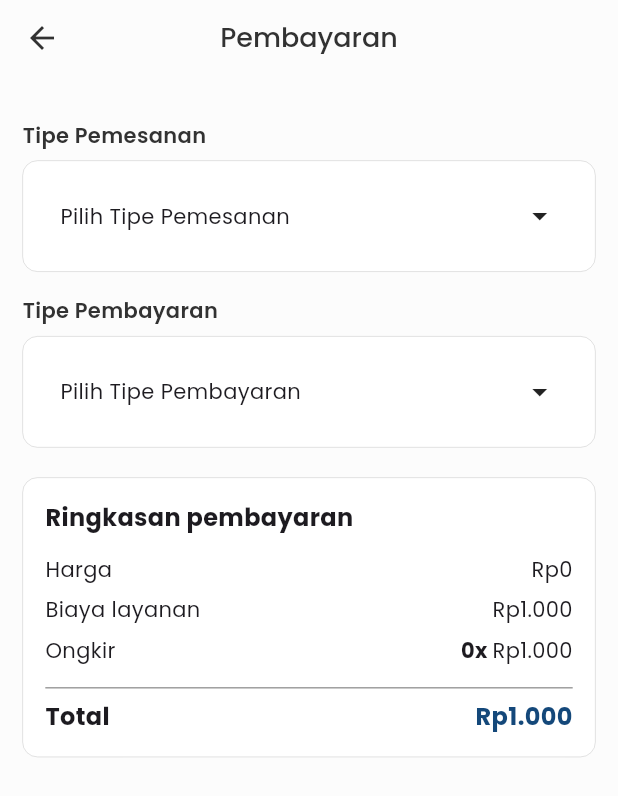
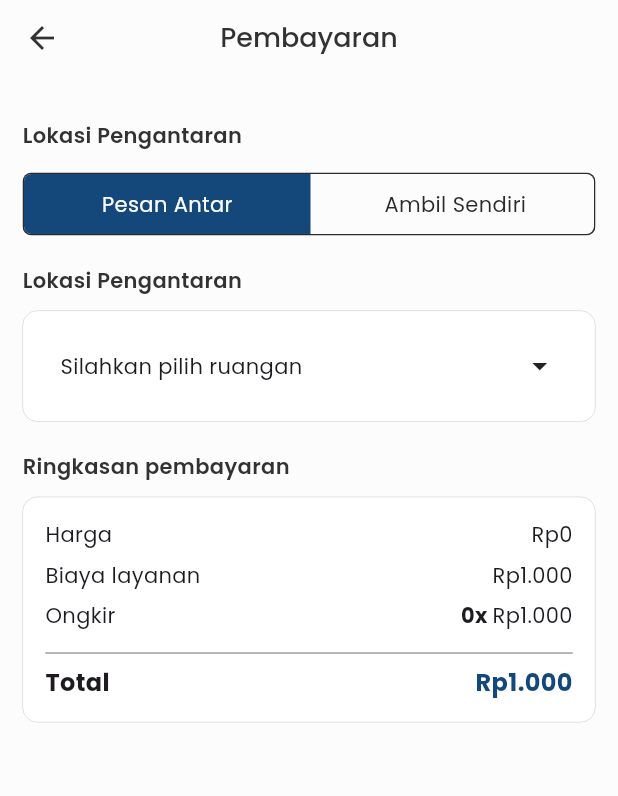
Before and after one commit to Project-Aplikasi-Antrean-Kantin/app-antrean-kantin, a Flutter app: the CartPage screen opened directly, on a phone screen of 412 x 824 dp. Shown: the top 796 px of the screen. Run offline on Flutter 3.47's test engine with Material 3 defaults, Android fonts, the phone set to English and light mode, and no system bars; drawn by our look-alikes of toggle_switch; our stand-ins replace carousel_slider, firebase_core, firebase_messaging, flutter_svg, fluttertoast, get and 4 more; missing offline and left inert: midtrans_sdk; accounts and stored records are empty; network calls fail.

Commit message:
style: adjust cart styling to match new UI improvements

```diff
--- a/lib/presentation/views/pembeli/cart_page.dart
+++ b/lib/presentation/views/pembeli/cart_page.dart
@@ -1,3 +1,5 @@
+import 'dart:developer';
+
 import 'package:flutter/material.dart';
 import 'package:provider/provider.dart';
 import 'package:testgetdata/core/theme/colors_theme.dart';
@@ -10,16 +12,14 @@ import 'package:testgetdata/data/provider/auth_provider.dart';
 import 'package:testgetdata/data/provider/cart_provider.dart';
 import 'package:testgetdata/core/http/fetch_data_ruangan.dart';
 import 'package:testgetdata/data/provider/kasir_provider.dart';
-import 'package:testgetdata/presentation/views/common/format_currency.dart';
 import 'package:testgetdata/presentation/widgets/list_cart.dart';
 import 'package:testgetdata/presentation/widgets/custom_alert.dart';
 import 'package:testgetdata/presentation/widgets/sukses_order.dart';
-import 'package:testgetdata/presentation/widgets/pilih_tipe_pemesanan.dart';
 import 'package:testgetdata/presentation/widgets/pilih_tipe_pembayaran.dart';
 import 'package:testgetdata/presentation/widgets/pilihan_lokasi_ruangan.dart';
 import 'package:testgetdata/presentation/widgets/bottom_navigation_button.dart';
 import 'package:testgetdata/presentation/widgets/ringkasan_pembayaran_cart.dart';
-import 'package:testgetdata/presentation/widgets/ringkasan_pembayaran_kasir.dart';
+import 'package:toggle_switch/toggle_switch.dart';
 
 class CartPage extends StatefulWidget {
   const CartPage({Key? key}) : super(key: key);
@@ -36,15 +36,9 @@ class _CartPageState extends State<CartPage> {
 
   // Transaction state
   int? _selectedRoom;
-  int? _selectedDeliveryOption;
+  // int? _selectedDeliveryOption;
   String? _selectedPaymentMethod;
   bool transactionCompleted = false;
-
-  // Tipe pemesanan dan pembayaran
-  final List<String> _selectedOrderType = [
-    'Ambil Sendiri',
-    'Pesan Antar',
-  ];
 
   final List<String> _paymentType = [
     'Ambil Sendiri',
@@ -75,12 +69,11 @@ class _CartPageState extends State<CartPage> {
     KasirProvider kasirProvider,
     CartProvider cartProvider,
     UserModel user,
-    int? selectDelivery,
     int? selectRoom,
   ) {
     // If the user hasn't selected any options, show a dialog
     if (!kasirProvider.cart.isNotEmpty &&
-        !cartProvider.isCartValid(selectDelivery, selectRoom)) {
+        !cartProvider.isCartValid(selectRoom)) {
       _incompleteDataDialog();
     } else {
       // Set the isLoading state to true
@@ -152,9 +145,8 @@ class _CartPageState extends State<CartPage> {
     final user = authProvider.user;
 
     // Set the initial value of plihPengantaran and pilihRuangan to null
-    _selectedDeliveryOption = null;
     _selectedRoom = null;
-    _selectedPaymentMethod = null;
+    _selectedPaymentMethod = "Transfer";
 
     // Fetch the list of ruangan from the API using the user's token
     fetchDataRuangan(user.token).then((value) {
@@ -169,6 +161,7 @@ class _CartPageState extends State<CartPage> {
   Widget build(BuildContext context) {
     final authProvider = Provider.of<AuthProvider>(context);
     final user = authProvider.user;
+    Size screenSize = MediaQuery.of(context).size;
 
     return Scaffold(
       backgroundColor: AppColors.backgroundColor,
@@ -235,21 +228,58 @@ class _CartPageState extends State<CartPage> {
                   return Column(
                     children: [
                       if (!isKasirProviderActive) ...[
-                        // The type of delivery selector
-                        PilihTipePemesanan(
-                          tipePemesanan: _selectedOrderType,
-                          plihPengantaran: _selectedDeliveryOption,
-                          onPemesananSelected: (option) {
-                            setState(() {
-                              _selectedDeliveryOption = option;
-                              cartProvider.setIsDelivery(option!);
-                            });
+                        Column(
+                          children: [
+                            Container(
+                              alignment: Alignment.centerLeft,
+                              child: Text(
+                                'Lokasi Pengantaran',
+                                style: GoogleFonts.poppins(
+                                  fontSize: 14,
+                                  fontWeight: semibold,
+                                  color: AppColors.textColorBlack,
+                                ),
+                              ),
+                            ),
+                            const SizedBox(
+                              height: 15,
+                            ),
+                            ToggleSwitch(
+                              initialLabelIndex: context
+                                          .read<CartProvider>()
+                                          .selectedDeliveryOption ==
+                                      1
+                                  ? 0
+                                  : 1,
+                              minWidth: (screenSize.width - 30) / 2,
+                              labels: const ['Pesan Antar', 'Ambil Sendiri'],
+                              activeBgColor: [AppColors.primaryColor],
+                              activeFgColor: AppColors.backgroundColor,
+                              activeBorders: [
+                                Border.all(color: AppColors.primaryColor)
+                              ],
+                              inactiveFgColor: AppColors.secondaryTextColor,
+                              inactiveBgColor: AppColors.backgroundColor,
+                              borderColor: [AppColors.secondaryTextColor],
+                              borderWidth: 1,
+                              cornerRadius: 5,
+                              onToggle: (index) {
+                                context
+                                    .read<CartProvider>()
+                                    .setDeliveryOption(index == 0 ? 1 : 0);
                               },
                             ),
-                        const SizedBox(height: 8),
+                          ],
+                        ),
 
                         // The location selector (only visible if the user selects "Pesan Antar")
-                        if (_selectedDeliveryOption == 1)
+                        if (context
+                                .read<CartProvider>()
+                                .selectedDeliveryOption ==
+                            1)
+                          Column(
+                            children: [
+                              SizedBox(height: 20),
                               PilihLokasiRuangan(
                                 listRuangan: _roomList,
                                 token: user.token,
@@ -261,20 +291,9 @@ class _CartPageState extends State<CartPage> {
                                   });
                                 },
                               ),
-                        const SizedBox(height: 8),
                             ],
-
-                      PilihTipePembayaran(
-                        tipePembayaran: _paymentType,
-                        pilihTipePembayaran: _selectedPaymentMethod,
-                        selectedPembayaran: (option2) {
-                          setState(() {
-                            _selectedPaymentMethod = option2;
-                            cartProvider.setPaymentMethod(option2!);
-                            kasirProvider.setMetodePembayaran(option2);
-                          });
-                        },
                           ),
+                      ],
                       const SizedBox(height: 20),
 
                       // The summary of the order (either for the user or for the kasir)
@@ -311,59 +330,21 @@ class _CartPageState extends State<CartPage> {
                     mainAxisSize: MainAxisSize.min,
                     crossAxisAlignment: CrossAxisAlignment.start,
                     children: [
-                      Row(
-                        mainAxisAlignment: MainAxisAlignment.spaceBetween,
-                        children: [
-                          Column(
-                            crossAxisAlignment: CrossAxisAlignment.start,
-                            children: [
-                              Text(
-                                "Metode pembayaran",
-                                style: GoogleFonts.poppins(
-                                  fontSize: 12,
-                                  // fontWeight: semibold,
-                                  color: AppColors.textColorBlack,
-                                ),
-                              ),
-                              Image.asset(
-                                "assets/images/mandiri_logo.png",
-                                height: 30,
-                                width: 80,
-                              ),
-                            ],
-                          ),
-                          Column(
-                            crossAxisAlignment: CrossAxisAlignment.end,
-                            children: [
-                              Text(
-                                "Total",
-                                style: GoogleFonts.poppins(
-                                  fontSize: 12,
-                                  // fontWeight: semibold,
-                                  color: AppColors.textColorBlack,
-                                ),
+                      PilihTipePembayaran(
+                        isKasirActive: isKasirProviderActive,
+                        tipePembayaran: _paymentType,
+                        pilihTipePembayaran: _selectedPaymentMethod,
+                        selectedPembayaran: (option2) {
+                          setState(() {
+                            _selectedPaymentMethod = option2;
+                            cartProvider.setPaymentMethod(option2!);
+                            kasirProvider.setMetodePembayaran(option2);
+                            log(cartProvider.getTotal().toString());
+                          });
+                        },
                       ),
                       SizedBox(
-                                height: 3,
-                              ),
-                              Text(
-                                FormatCurrency.intToStringCurrency(
-                                  isKasirProviderActive
-                                      ? kasirProvider.getTotal()
-                                      : cartProvider.getTotal(),
-                                ),
-                                style: GoogleFonts.poppins(
-                                  fontWeight: semibold,
-                                  fontSize: 18,
-                                  color: AppColors.textColorBlack,
-                                ),
-                              ),
-                            ],
-                          )
-                        ],
-                      ),
-                      SizedBox(
-                        height: 10,
+                        height: 8,
                       ),
                       BottomNavigationButton(
                         isLoading: cartProvider.isLoading,
@@ -374,7 +355,6 @@ class _CartPageState extends State<CartPage> {
                             kasirProvider,
                             cartProvider,
                             user,
-                            _selectedDeliveryOption,
                             _selectedRoom,
                           );
                         },
--- a/lib/presentation/widgets/bottom_navigation_button.dart
+++ b/lib/presentation/widgets/bottom_navigation_button.dart
@@ -18,8 +18,8 @@ class BottomNavigationButton extends StatelessWidget {
   Widget build(BuildContext context) {
     return Container(
       // margin: const EdgeInsets.all(15),
-      margin: EdgeInsets.only(bottom: 10),
-      height: MediaQuery.of(context).size.height * 0.075,
+      margin: EdgeInsets.only(bottom: 1),
+      height: MediaQuery.of(context).size.height * 0.065,
       decoration: BoxDecoration(
         color: isLoading ? Colors.grey : color,
         borderRadius: BorderRadius.circular(30),
@@ -56,7 +56,7 @@ class BottomNavigationButton extends StatelessWidget {
                   "Pesan sekarang",
                   style: GoogleFonts.poppins(
                     color: Colors.white,
-                    fontSize: 18,
+                    fontSize: 16,
                     fontWeight: semibold,
                   ),
                 ),
--- a/lib/presentation/widgets/pilih_tipe_pembayaran.dart
+++ b/lib/presentation/widgets/pilih_tipe_pembayaran.dart
@@ -1,41 +1,33 @@
 import 'dart:developer';
 import 'package:flutter/material.dart';
 import 'package:google_fonts/google_fonts.dart';
+import 'package:provider/provider.dart';
 import 'package:testgetdata/core/theme/colors_theme.dart';
 import 'package:testgetdata/core/theme/text_theme.dart';
+import 'package:testgetdata/data/provider/cart_provider.dart';
+import 'package:testgetdata/data/provider/kasir_provider.dart';
+import 'package:testgetdata/presentation/views/common/format_currency.dart';
 import 'package:testgetdata/presentation/widgets/bottom_sheet_keranjang.dart';
 
 class PilihTipePembayaran extends StatelessWidget {
   final List<String> tipePembayaran;
   final String? pilihTipePembayaran;
   final Function(String?) selectedPembayaran;
+  final bool isKasirActive;
 
   const PilihTipePembayaran({
     required this.tipePembayaran,
     required this.pilihTipePembayaran,
     required this.selectedPembayaran,
+    required this.isKasirActive,
   });
 
   @override
   Widget build(BuildContext context) {
+    final cartProvider = Provider.of<CartProvider>(context, listen: false);
+    final kasirProvider = Provider.of<KasirProvider>(context, listen: false);
     log(pilihPembayaran.toString());
-    return Column(
-      children: [
-        Container(
-          alignment: Alignment.centerLeft,
-          child: Text(
-            'Tipe Pembayaran',
-            style: GoogleFonts.poppins(
-              fontSize: 14,
-              fontWeight: semibold,
-              color: AppColors.textColorBlack,
-            ),
-          ),
-        ),
-        const SizedBox(
-          height: 7,
-        ),
-        GestureDetector(
+    return GestureDetector(
       onTap: () {
         bottomSheetTipePembayaran(context, (option2) {
           if (option2 == 'Bayar Tunai') {
@@ -46,33 +38,32 @@ class PilihTipePembayaran extends StatelessWidget {
         });
       },
       child: Container(
-            padding: const EdgeInsets.symmetric(
-              vertical: 10,
-              horizontal: 25,
-            ),
-            height: MediaQuery.of(context).size.width * 0.18,
         decoration: BoxDecoration(
-              color: Colors.white,
-              borderRadius: BorderRadius.all(
-                Radius.circular(10),
-              ),
-              border: Border.all(
-                color: Colors.grey,
-                width: 0.2,
-              ),
+          color: AppColors.backgroundColor,
         ),
         child: Row(
           children: [
             if (pilihTipePembayaran != null)
-                  Icon(
               pilihTipePembayaran == 'cod'
-                        ? Icons.payments_outlined
-                        : Icons.credit_card,
+                  ? Container(
+                      height: 30,
+                      width: 30,
+                      decoration: BoxDecoration(
+                        shape: BoxShape.circle,
+                      ),
+                      child: Icon(
+                        Icons.payments_outlined,
+                      ),
+                    )
+                  : Image.asset(
+                      "assets/images/mandiri_logo.png",
+                      height: 30,
+                      width: 30,
                     ),
             Expanded(
               child: Container(
                 padding: EdgeInsets.symmetric(
-                        horizontal: pilihTipePembayaran != null ? 25 : 0),
+                    horizontal: pilihTipePembayaran != null ? 10 : 0),
                 alignment: Alignment.centerLeft,
                 child: Column(
                   crossAxisAlignment: CrossAxisAlignment.start,
@@ -85,32 +76,41 @@ class PilihTipePembayaran extends StatelessWidget {
                               ? 'Bayar Tunai'
                               : pilihTipePembayaran!),
                       style: GoogleFonts.poppins(
-                            fontSize: 14,
+                        fontSize: 10,
+                        color: AppColors.textColorBlack,
                       ),
                     ),
                     if (pilihTipePembayaran != null)
                       Text(
-                            pilihTipePembayaran == 'cod'
-                                ? 'Siapkan uang tunai kamu'
-                                : 'Pastikan saldo kamu cukup',
+                        FormatCurrency.intToStringCurrency(
+                          isKasirActive
+                              ? kasirProvider.getTotal()
+                              : cartProvider.getTotal(),
+                        ),
                         style: GoogleFonts.poppins(
+                          fontWeight: semibold,
                           fontSize: 12,
+                          color: AppColors.textColorBlack,
                         ),
-                            maxLines: 1,
-                            overflow: TextOverflow.ellipsis,
                       ),
                   ],
                 ),
               ),
             ),
-                const Icon(
-                  Icons.arrow_drop_down,
+            Container(
+              decoration: BoxDecoration(
+                shape: BoxShape.circle,
+                color: const Color.fromARGB(255, 62, 62, 62),
+              ),
+              child: const Icon(
+                Icons.more_horiz,
+                size: 20,
+                color: AppColors.backgroundColor,
+              ),
             ),
           ],
         ),
       ),
-        ),
-      ],
     );
   }
 }
--- a/lib/presentation/widgets/pilihan_lokasi_ruangan.dart
+++ b/lib/presentation/widgets/pilihan_lokasi_ruangan.dart
@@ -34,7 +34,7 @@ class PilihLokasiRuangan extends StatelessWidget {
           ),
         ),
         const SizedBox(
-          height: 7,
+          height: 10,
         ),
         GestureDetector(
           onTap: () {
--- a/lib/presentation/widgets/ringkasan_pembayaran_cart.dart
+++ b/lib/presentation/widgets/ringkasan_pembayaran_cart.dart
@@ -2,6 +2,7 @@ import 'package:flutter/material.dart';
 import 'package:google_fonts/google_fonts.dart';
 import 'package:provider/provider.dart';
 import 'package:testgetdata/core/theme/colors_theme.dart';
+import 'package:testgetdata/core/theme/text_theme.dart';
 import 'package:testgetdata/data/provider/cart_provider.dart';
 import 'package:testgetdata/data/provider/kasir_provider.dart';
 import 'package:testgetdata/presentation/views/common/format_currency.dart';
@@ -18,14 +19,23 @@ class RingkasanPembayaranCart extends StatelessWidget {
   Widget build(BuildContext context) {
     final cartProvider = Provider.of<CartProvider>(context);
     final kasirProvider = Provider.of<KasirProvider>(context);
-    return Container(
-      // decoration: BoxDecoration(
-      //   borderRadius: BorderRadius.circular(10),
-      //   border: Border.all(
-      //     color: Colors.grey,
-      //     width: 1,
-      //   ),
-      // ),
+    return Column(
+      children: [
+        Container(
+          alignment: Alignment.centerLeft,
+          child: Text(
+            'Ringkasan pembayaran',
+            style: GoogleFonts.poppins(
+              fontSize: 14,
+              fontWeight: semibold,
+              color: AppColors.textColorBlack,
+            ),
+          ),
+        ),
+        const SizedBox(
+          height: 10,
+        ),
+        Container(
           decoration: BoxDecoration(
             color: Colors.white,
             borderRadius: BorderRadius.all(
@@ -36,22 +46,11 @@ class RingkasanPembayaranCart extends StatelessWidget {
               color: Colors.grey,
             ),
           ),
-      child: Padding(
           padding: const EdgeInsets.all(15.0),
           child: Column(
             mainAxisAlignment: MainAxisAlignment.spaceBetween,
             crossAxisAlignment: CrossAxisAlignment.start,
             children: <Widget>[
-            Text(
-              "Ringkasan pembayaran",
-              style: GoogleFonts.poppins(
-                fontWeight: FontWeight.bold,
-                fontSize: 16,
-              ),
-            ),
-            const SizedBox(
-              height: 13,
-            ),
               Row(
                 mainAxisAlignment: MainAxisAlignment.spaceBetween,
                 crossAxisAlignment: CrossAxisAlignment.start,
@@ -104,7 +103,7 @@ class RingkasanPembayaranCart extends StatelessWidget {
               const SizedBox(
                 height: 7,
               ),
-            if (!isKasir)
+              if (!isKasir && cartProvider.selectedDeliveryOption != 0)
                 Row(
                   mainAxisAlignment: MainAxisAlignment.spaceBetween,
                   crossAxisAlignment: CrossAxisAlignment.start,
@@ -176,6 +175,7 @@ class RingkasanPembayaranCart extends StatelessWidget {
             ],
           ),
         ),
+      ],
     );
   }
 }
--- a/pubspec.yaml
+++ b/pubspec.yaml
@@ -52,6 +52,7 @@ dependencies:
   midtrans_sdk: any
   fluttertoast: ^8.2.5
   carousel_slider: ^5.0.0
+  toggle_switch: ^2.3.0
   # webview_flutter: ^4.0.1
 
 dev_dependencies:
```
Also changed, not shown: lib/data/provider/cart_provider.dart (+18 -3 lines), lib/presentation/widgets/bottom_sheet_keranjang.dart (+57 -125 lines), lib/presentation/widgets/list_cart.dart (+51 -69 lines), assets/images/mandiri_logo.png, pubspec.lock. Lines whose indentation alone changed are shown as unchanged.
